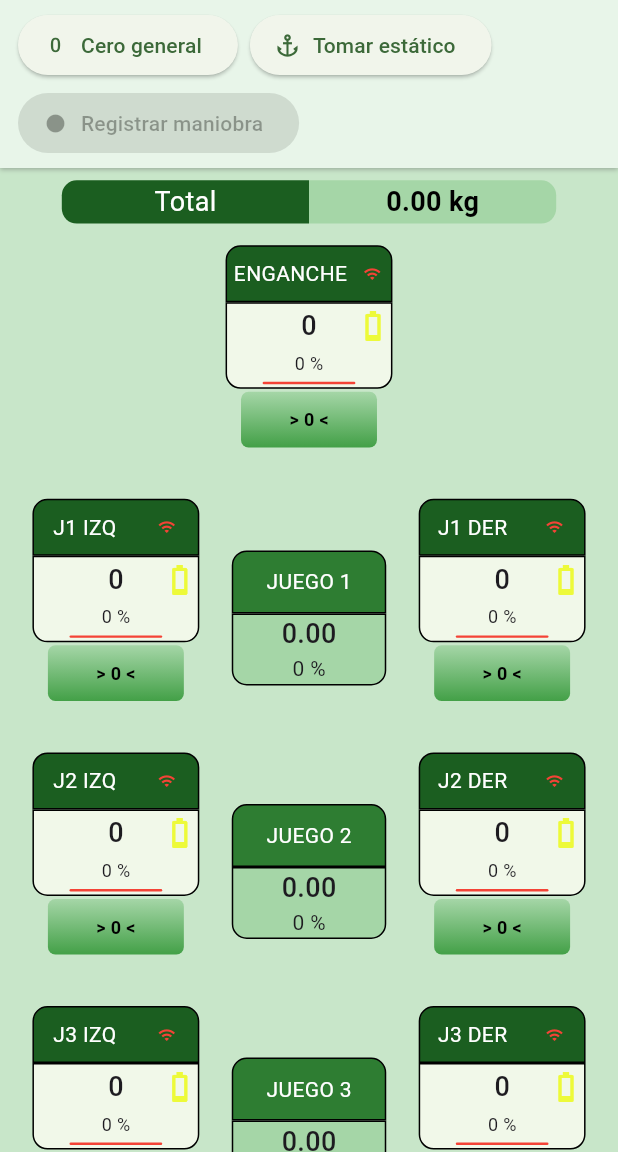
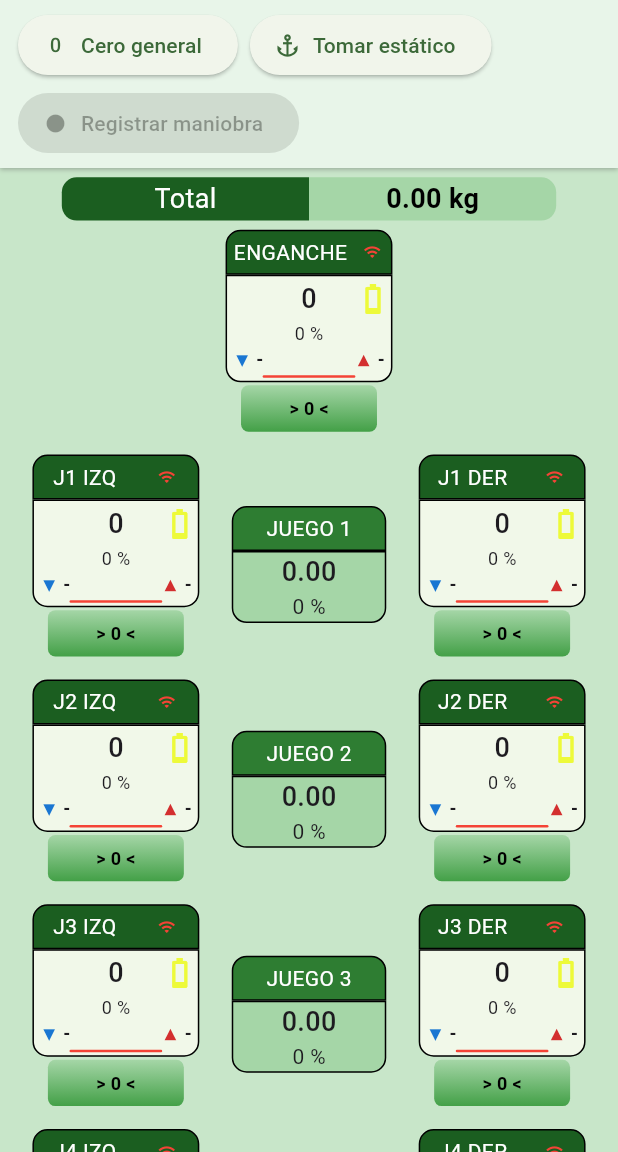
Before and after one commit to Tirano61/9-platos-cestari-apk, a Flutter app: the NuevePlatosPage screen opened by its route, on a phone screen of 412 x 824 dp, the part 84-1236 px from its top. Run offline on Flutter 3.47's test engine with Material 3 defaults, Android fonts, the phone set to English and light mode, and no system bars; our stand-ins replace flutter_native_splash, get, permission_handler, share_plus, shared_preferences, sqflite and 1 more; missing offline and left inert: excel, udp; accounts and stored records are empty; statements that could not run were skipped.

Commit message:
Mostrando min y max dentro de los platos

```diff
--- a/lib/Controllers/ensayo_controller.dart
+++ b/lib/Controllers/ensayo_controller.dart
@@ -202,7 +202,7 @@ class EnsayoController extends GetxController {
   void descartarManiobra() {
     if (!registrando) return;
     for (final plato in _platos()) {
-      plato.detenerRegistro();
+      plato.limpiarRegistro();
     }
     numeroManiobra.value--;
     inicioManiobra.value = null;
--- a/lib/Pages/nueve_platos/nueve_platos_page.dart
+++ b/lib/Pages/nueve_platos/nueve_platos_page.dart
@@ -27,7 +27,7 @@ class NuevePlatosPage extends StatelessWidget {
     return Obx((){
       final pesos = [for (final c in pesoControllers) c.pesoModel.peso];
       CalculosController.cn.setPesoTotalByList(pesos);
-      final separacion = SizeScreen.sc().screenWidth * 0.025;
+      final separacion = SizeScreen.sc().screenWidth * 0.008;
       // Con una maniobra en curso, salir pide confirmacion y la descarta.
       return PopScope(
         canPop: !ensayo.registrando,
@@ -103,7 +103,7 @@ class NuevePlatosPage extends StatelessWidget {
         children: [
           // Recuadro de Peso total sumado
           Padding(
-            padding: EdgeInsets.only(top: SizeScreen.sc().screenWidth * 0.02, bottom: SizeScreen.sc().screenWidth * 0.035),
+            padding: EdgeInsets.only(top: SizeScreen.sc().screenWidth * 0.015, bottom: SizeScreen.sc().screenWidth * 0.015),
             child: RecuadroPesoTotal(
               suma: CalculosController.cn.pesoTotal
             ),
@@ -132,7 +132,10 @@ class NuevePlatosPage extends StatelessWidget {
     final controller = pesoControllers[n - 1];
     final plato = controller.pesoModel;
     final registrando = ensayo.registrando;
-    final maximo = registrando ? controller.maximo.value : '';
+    // Max / min en vivo durante la maniobra y los de la ultima al terminar;
+    // vacios si el ensayo todavia no tuvo ninguna.
+    final hayManiobra = ensayo.numeroManiobra.value > 0;
+    final maximo = hayManiobra ? controller.maximo.value : '';
     return PlatoWidget(
       numPlato: nombrePlato(n),
       pesoPlato: plato.peso,
@@ -141,10 +144,11 @@ class NuevePlatosPage extends StatelessWidget {
       batery: plato.tension,
       estable: plato.estable,
       estatico: ensayo.estatico(n),
-      // Durante la maniobra: max / min en vivo y sin cero.
       maximo: maximo,
-      minimo: registrando ? controller.minimo.value : '',
+      minimo: hayManiobra ? controller.minimo.value : '',
+      // Durante la maniobra no se puede mandar cero.
       ceroHabilitado: !registrando,
+      // alarma solo usa el maximo mientras se registra.
       nivelAlarma: ensayo.alarma(n, peso: plato.peso, maximo: maximo),
     );
   }
--- a/lib/Pages/nueve_platos/widgets/eje_widget.dart
+++ b/lib/Pages/nueve_platos/widgets/eje_widget.dart
@@ -29,7 +29,7 @@ class EjeWidget extends StatelessWidget {
       children: [
         Container(
           width: SizeScreen.sc().screenWidth * 0.25,
-          padding: const EdgeInsets.symmetric( vertical: 10),
+          padding: const EdgeInsets.symmetric( vertical: 4),
           decoration: BoxDecoration(
             color: ThemeApp.pesajeJuegoTitulo,
             borderRadius: const BorderRadius.vertical(top: Radius.circular(10)),
--- a/lib/Pages/nueve_platos/widgets/plato_widget.dart
+++ b/lib/Pages/nueve_platos/widgets/plato_widget.dart
@@ -40,7 +40,7 @@ class PlatoWidget extends StatelessWidget {
   final String estable;
   /// Peso estatico de referencia ('' si no se tomo).
   final String estatico;
-  /// Maximo y minimo de la maniobra en curso ('' si no hay maniobra).
+  /// Maximo y minimo de la maniobra en curso o de la ultima ('' si no hay).
   final String maximo;
   final String minimo;
   /// false durante la maniobra: el boton > 0 < queda deshabilitado.
@@ -93,6 +93,25 @@ class PlatoWidget extends StatelessWidget {
         _ => null,
       };
 
+  /// Minimo o maximo de la maniobra (en vivo mientras registra) con su
+  /// flecha; '-' si no hay.
+  Widget _valorMaxMin(String flecha, String valor, Color color, Alignment alineacion, TextStyle estilo) {
+    return FittedBox(
+      fit: BoxFit.scaleDown,
+      alignment: alineacion,
+      child: Text.rich(
+        TextSpan(
+          style: estilo.copyWith(fontWeight: FontWeight.bold),
+          children: [
+            TextSpan(text: flecha, style: TextStyle(color: color)),
+            TextSpan(text: valor.isEmpty ? '-' : valor),
+          ],
+        ),
+        maxLines: 1,
+      ),
+    );
+  }
+
   @override
   Widget build(BuildContext context) {
     final colorAlarma = _colorAlarma;
@@ -100,7 +119,8 @@ class PlatoWidget extends StatelessWidget {
     final media = MediaQuery.of(context);
     final screenWidth = media.size.width;
     final isSmallPhone = media.size.height < 700 || media.size.shortestSide < 380;
-    final altoRecuadroPeso = (SizeScreen.sc().screenWidth * (SizeScreen.sc().isMinWidth ? 0.116 : 0.14)).clamp(52.0, 120.0).toDouble();
+    // + 14 px para la fila de min / max.
+    final altoRecuadroPeso = (SizeScreen.sc().screenWidth * (SizeScreen.sc().isMinWidth ? 0.116 : 0.14)).clamp(52.0, 120.0).toDouble() + 14;
     final estiloPeso = ThemePlatos.cn.textoPesoPlatos(context).copyWith(
       fontSize: isSmallPhone ? (screenWidth < 360 ? 14 : 16) : ThemePlatos.cn.textoPesoPlatos(context).fontSize,
     );
@@ -116,7 +136,7 @@ class PlatoWidget extends StatelessWidget {
         // Titulo de cada plato
         Container(
           width: SizeScreen.sc().screenWidth * 0.27,
-          padding: const EdgeInsets.symmetric(vertical: 8),
+          padding: const EdgeInsets.symmetric(vertical: 4),
           decoration: BoxDecoration(
             color: colorAlarma ?? ThemeApp.pesajeTitulos,
             borderRadius: const BorderRadius.vertical(top: Radius.circular(10)),
@@ -190,6 +210,17 @@ class PlatoWidget extends StatelessWidget {
                   style: estiloPorcentaje,
                 ),
               ),
+              // Minimo a la izquierda y maximo a la derecha
+              Padding(
+                padding: const EdgeInsets.symmetric(horizontal: 4),
+                child: Row(
+                  children: [
+                    Expanded(child: _valorMaxMin('▼ ', minimo, Colors.blue.shade700, Alignment.centerLeft, estiloPorcentaje)),
+                    const SizedBox(width: 4),
+                    Expanded(child: _valorMaxMin('▲ ', maximo, Colors.red.shade700, Alignment.centerRight, estiloPorcentaje)),
+                  ],
+                ),
+              ),
               // Estado del estable
               Container(
                 width: SizeScreen.sc().screenWidth * 0.15,
@@ -215,7 +246,7 @@ class PlatoWidget extends StatelessWidget {
                 opacity: ceroHabilitado ? 1 : 0.4,
                 child: WidgetButton(
                   ancho: SizeScreen.sc().screenWidth * 0.22,
-                  alto:  SizeScreen.sc().screenWidth * (SizeScreen.sc().isMinWidth ? 0.065 : 0.09),
+                  alto:  SizeScreen.sc().screenWidth * (SizeScreen.sc().isMinWidth ? 0.055 : 0.075),
                   borderRadius: 5,
                   fontSize: SizeScreen.sc().screenWidth < 520
                   ? 12 : 16,
@@ -242,19 +273,6 @@ class PlatoWidget extends StatelessWidget {
           ),
         ),
 
-        // Maximo / minimo en vivo durante la maniobra; vacia si no hay
-        SizedBox(
-          width: SizeScreen.sc().screenWidth * 0.27,
-          child: FittedBox(
-            fit: BoxFit.scaleDown,
-            child: Text(
-              maximo.isEmpty ? '' : '▲ $maximo  ▼ $minimo',
-              maxLines: 1,
-              style: estiloPorcentaje,
-            ),
-          ),
-        ),
-
       ],
     );
   }
```
Also changed, not shown: lib/Controllers/peso_controller.dart (+8 -0 lines), 4 other files.
